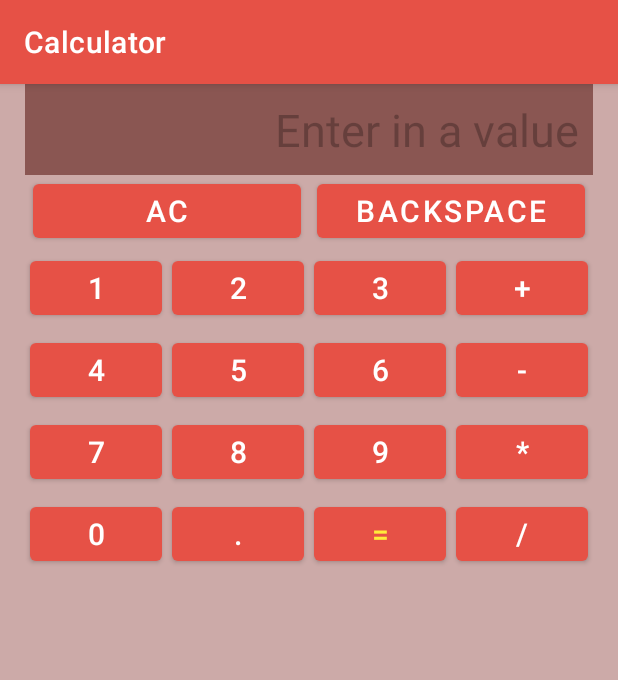
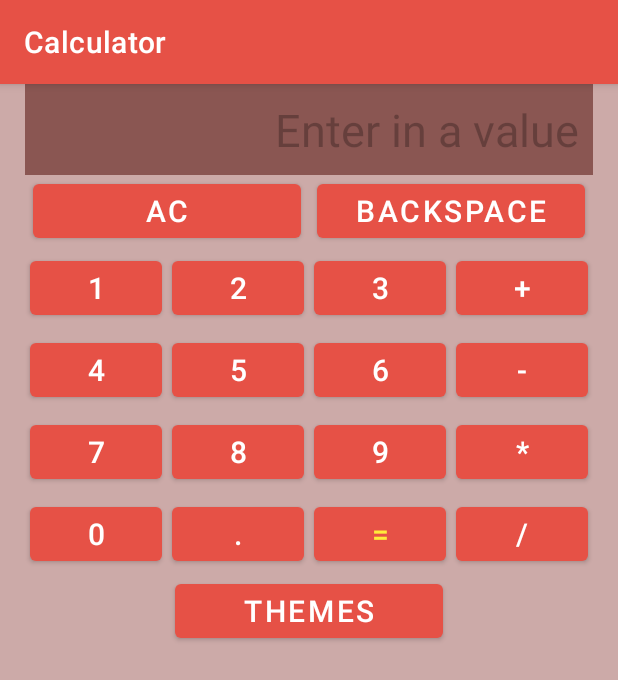
Before and after one commit to SergeyMatyushkin/Calculator1.01, an Android app: the screen it shows after launch (MainActivity), on a phone screen of 412 x 824 dp. Shown: the top 680 px of the screen. Run offline under Robolectric (Android 15) with nearby library versions, the phone set to English and light mode, and no system bars.

Commit message:
добавил возможность переключаться между экранами приложения , но почемуто переключение происходит только после вторго нажатия

```diff
--- a/app/src/main/res/layout/calculator_main.xml
+++ b/app/src/main/res/layout/calculator_main.xml
@@ -10,11 +10,8 @@
     android:gravity="center">
 
 <TableLayout
-    xmlns:android="http://schemas.android.com/apk/res/android"
-    xmlns:tools="http://schemas.android.com/tools"
     android:layout_width="match_parent"
     android:layout_height="wrap_content"
-    xmlns:add="http://schemas.android.com/apk/res-auto"
     android:layout_columnSpan="3"
     android:background="@color/background_big"
     android:gravity="center">
@@ -214,6 +211,23 @@
             android:text="@string/_division"
             style="@style/buton_style" />
     </TableRow>
+    <TableRow
+        android:layout_width="match_parent"
+        android:layout_height="match_parent"
+        android:gravity="center">
+
+        <com.google.android.material.button.MaterialButton
+            android:id="@+id/button_Themes"
+            android:layout_width="wrap_content"
+            android:layout_height="wrap_content"
+            android:layout_marginHorizontal="5dp"
+            android:layout_span="2"
+            android:onClick="button_Themes"
+            android:text="@string/_Themes"
+            android:textSize="@dimen/button_text" />
+
+
+    </TableRow>
 
 
 </TableLayout>
--- a/app/src/main/res/values/strings.xml
+++ b/app/src/main/res/values/strings.xml
@@ -17,6 +17,7 @@
     <string name="_division">/</string>
     <string name="_equals">=</string>
     <string name="_AC">AC</string>
+    <string name="_Themes">Themes</string>
     <string name="_backspace">backspace</string>
     <string name="display">Enter in a value</string>
 
```
Also changed, not shown: app/src/main/java/com/example/calculator/MainActivity.java (+22 -5 lines), app/src/main/java/com/example/calculator/ThemesActivity.java (+12 -1 lines).
